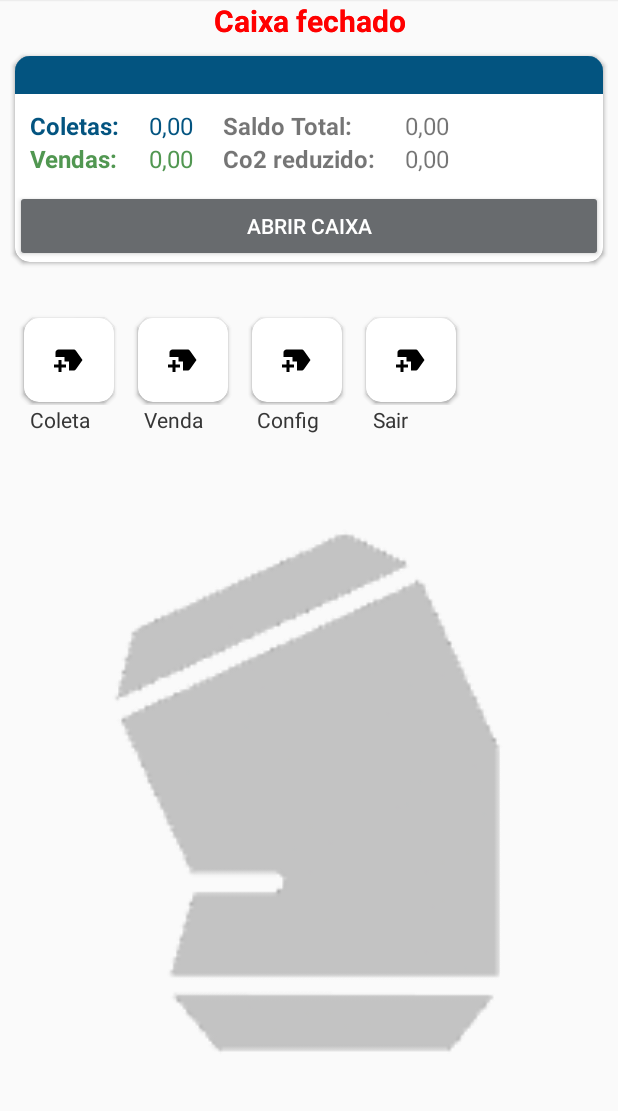
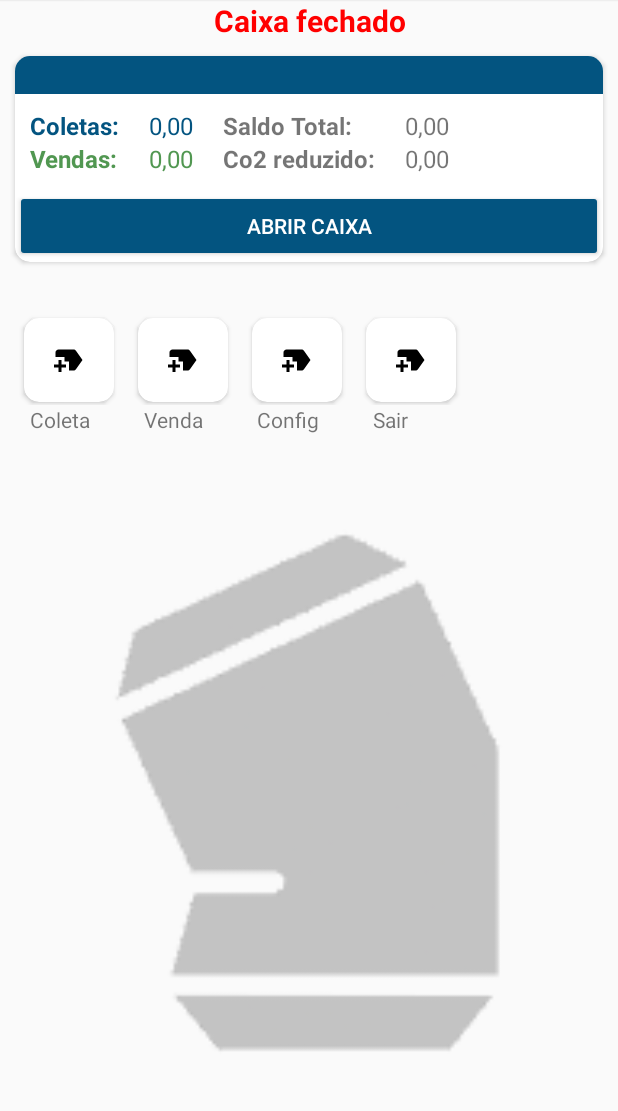
Before and after one commit to JoaoVitor-Dev/LatinhaExpress, an Android app: the HomeFragment screen opened directly, with no data from a screen before it, in the options menu, after a tap on "Serviços", on a phone screen of 412 x 824 dp, the part 84-1195 px from its top. Run offline under Robolectric (Android 15) with nearby library versions, the phone set to English and light mode, and no system bars; our stand-ins replace Room's generated code.

Commit message:
Listas e totais formatadaos e melhorados

```diff
--- a/app/src/main/java/com/example/latinhaexpress/adapters/CaixaAdapter.java
+++ b/app/src/main/java/com/example/latinhaexpress/adapters/CaixaAdapter.java
@@ -40,8 +40,9 @@ public class CaixaAdapter extends RecyclerView.Adapter<CaixaAdapter.MyViewHolder
       Caixa caixa = caixaList.get(position);
 
       holder.numeroCaixa.setText(String.valueOf(caixa.caixa_id));
-      holder.totalCo2.setText("Co2");
-      holder.totalColeta.setText("100,00");
+      holder.totalCo2.setText(String.format("%.2f", caixa.caixa_co2_reduzido) + "T");
+      holder.totalColeta.setText(String.format("%.2f", caixa.caixa_coletas));
+      holder.totalVenda.setText(String.format("%.2f", caixa.caixa_vendas));
 
     }
 
--- a/app/src/main/java/com/example/latinhaexpress/adapters/ColetaAdapter.java
+++ b/app/src/main/java/com/example/latinhaexpress/adapters/ColetaAdapter.java
@@ -43,8 +43,8 @@ public class ColetaAdapter extends RecyclerView.Adapter<ColetaAdapter.MyViewHold
 
         holder.vendedor.setText(coleta.coleta_vendedor_nome.toString());
         holder.obs.setText(coleta.coleta_obs.toString());
-        holder.qtde.setText(String.valueOf(coleta.coleta_qtde));
-        holder.valor.setText(String.valueOf(coleta.coleta_preco * coleta.coleta_qtde));
+        holder.qtde.setText(String.format("%.2f", coleta.coleta_qtde));
+        holder.valor.setText(String.format("%.2f", coleta.coleta_preco * coleta.coleta_qtde));
     }
 
     @Override
--- a/app/src/main/java/com/example/latinhaexpress/adapters/VendaAdapter.java
+++ b/app/src/main/java/com/example/latinhaexpress/adapters/VendaAdapter.java
@@ -39,9 +39,9 @@ public class VendaAdapter  extends RecyclerView.Adapter<VendaAdapter.MyViewHolde
         Venda venda = vendaList.get(position);
 
         holder.recicladora.setText(venda.venda_recicladora_nome.toString());
-        holder.qtde.setText(String.valueOf(venda.venda_qtde));
-        holder.co2.setText(String.valueOf(venda.venda_qtde_co2));
-        holder.total.setText(String.valueOf(venda.venda_preco_total));
+        holder.qtde.setText(String.format("%.2f", venda.venda_qtde));
+        holder.co2.setText(String.format("%.2f",venda.venda_qtde_co2));
+        holder.total.setText(String.format("%.2f", venda.venda_preco_total * venda.venda_qtde));
     }
 
     @Override
--- a/app/src/main/java/com/example/latinhaexpress/dao/AllDao.java
+++ b/app/src/main/java/com/example/latinhaexpress/dao/AllDao.java
@@ -47,7 +47,7 @@ public interface AllDao
     @Query("SELECT * FROM _venda WHERE caixa_id = :id")
     List<Venda> total_vendas(Long id);
 
-    @Query("SELECT * FROM _caixa")
+    @Query("SELECT * FROM _caixa WHERE caixa_aberto = false")
     List<Caixa> caixas();
 
     @Query("SELECT * FROM _venda")
--- a/app/src/main/java/com/example/latinhaexpress/views/MenuActivity.java
+++ b/app/src/main/java/com/example/latinhaexpress/views/MenuActivity.java
@@ -73,7 +73,7 @@ public class MenuActivity extends AppCompatActivity
     {
         if (item.getTitle().equals("Serviços"))
         {
-            fragmentHome();
+            servicos();
         } else if (item.getTitle().equals("Caixas"))
         {
             fragmentListaCaixas();
@@ -86,6 +86,22 @@ public class MenuActivity extends AppCompatActivity
         }
 
         return true;
+    }
+
+    private void servicos()
+    {
+        HomeFragment homeFragment = new HomeFragment();
+
+        homeFragment.usuarioLogado = usuarioLogado;
+
+        FragmentManager fragmentManager = getSupportFragmentManager();
+        FragmentTransaction fragmentTransaction = fragmentManager.beginTransaction();
+
+        fragmentTransaction.replace(R.id.fragment_container, homeFragment);
+
+        fragmentTransaction.addToBackStack(null);
+
+        fragmentTransaction.commit();
     }
 
     private void fragmentHome()
--- a/app/src/main/res/layout/fragment_home.xml
+++ b/app/src/main/res/layout/fragment_home.xml
@@ -167,7 +167,7 @@
                                     android:layout_height="wrap_content"
                                     android:text="Abrir caixa"
                                     android:textColor="@color/white"
-                                    android:backgroundTint="@color/gray" />
+                                    android:backgroundTint="@color/primary" />
 
 
                         </LinearLayout>
--- a/app/src/main/res/layout/fragment_venda.xml
+++ b/app/src/main/res/layout/fragment_venda.xml
@@ -34,6 +34,7 @@
                         android:text="Nova Venda"
                         android:textSize="20sp"
                         android:textStyle="bold"
+
                         android:gravity="center"
                         />
 
@@ -97,6 +98,7 @@
                             android:textSize="15sp"
                             android:onClick="clicar"
                             android:text="Cancelar"
+                        android:textColor="@color/white"
                             android:layout_marginRight="2dp" />
 
                     <Button
@@ -108,6 +110,7 @@
                             android:onClick="clicar"
                             android:layout_marginLeft="2dp"
                             android:backgroundTint="@color/primary"
+                        android:textColor="@color/white"
                             android:text="vender"
                              />
                 </LinearLayout>
```
Also changed, not shown: app/src/main/java/com/example/latinhaexpress/fragments/HomeFragment.java (+16 -4 lines), app/src/main/res/layout/fragment_lista_coleta.xml (+3 -5 lines), app/src/main/res/layout/item_caixa.xml (+8 -4 lines), app/src/main/res/layout/item_coleta.xml (+7 -3 lines), app/src/main/res/layout/item_venda.xml (+6 -2 lines).
